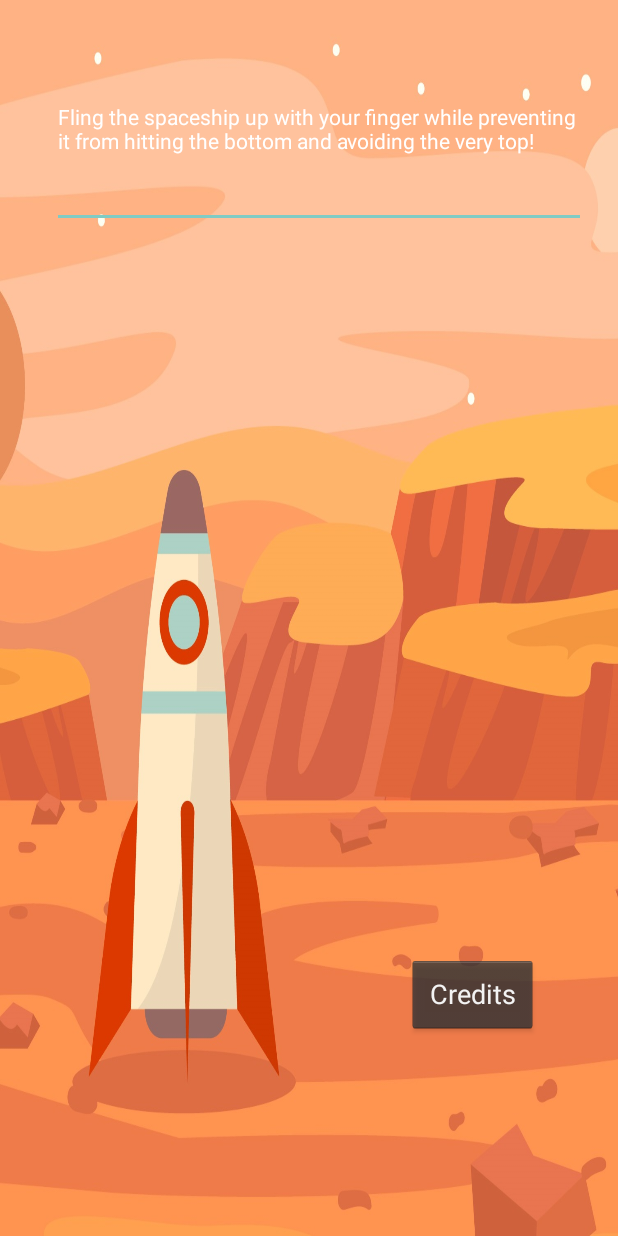
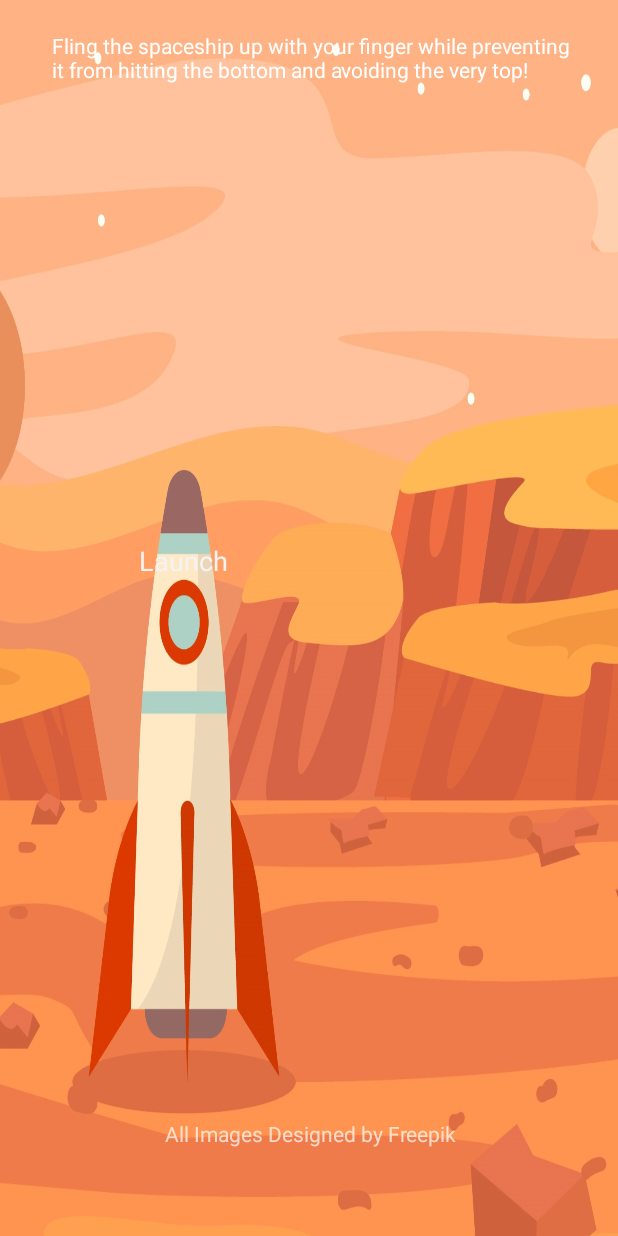
Before and after one commit to Cameron39/HeartlessGravity, an Android app: the screen it shows after launch (MyActivity), on a phone screen of 412 x 824 dp. Run offline under Robolectric (Android 15) with nearby library versions, the phone set to English and light mode, and no system bars.

Commit message:
Removed Credit Button, Intent Add
Credit is now a textview at the bottom, Intent is working on a test basis.

```diff
--- a/app/src/main/AndroidManifest.xml
+++ b/app/src/main/AndroidManifest.xml
@@ -18,6 +18,7 @@
                 <category android:name="android.intent.category.LAUNCHER" />
             </intent-filter>
         </activity>
+        <activity android:name=".GameView" android:parentActivityName=".MyActivity"></activity>
     </application>
 
 </manifest>
--- a/app/src/main/res/layout/activity_main.xml
+++ b/app/src/main/res/layout/activity_main.xml
@@ -7,7 +7,7 @@
     android:background="@drawable/backgroundmain"
     tools:context=".MyActivity">
 
-    <EditText
+    <TextView
         android:id="@+id/txtHelp2"
         android:layout_width="356dp"
         android:layout_height="131dp"
@@ -17,6 +17,8 @@
         android:layout_marginBottom="8dp"
         android:ems="10"
         android:inputType="none"
+        android:selectAllOnFocus="false"
+        android:singleLine="false"
         android:text="@string/HelpText"
         android:textAppearance="@android:style/TextAppearance.DeviceDefault.Inverse"
         android:textColor="@color/colorAccent"
@@ -31,31 +33,35 @@
         android:id="@+id/btnlaunch"
         style="@android:style/Widget.Holo.Button"
         android:layout_width="129dp"
-        android:layout_height="287dp"
+        android:layout_height="331dp"
         android:layout_marginStart="8dp"
         android:layout_marginTop="208dp"
         android:layout_marginEnd="8dp"
+        android:background="@android:color/transparent"
+        android:onClick="startGame"
         android:text="@string/launch"
-        android:visibility="invisible"
+        android:visibility="visible"
         app:layout_constraintEnd_toEndOf="parent"
         app:layout_constraintHorizontal_bias="0.184"
         app:layout_constraintStart_toStartOf="parent"
         app:layout_constraintTop_toTopOf="parent" />
 
-    <Button
-        android:id="@+id/btnCredits"
-        style="@android:style/Widget.Holo.Button"
-        android:layout_width="87dp"
-        android:layout_height="52dp"
+    <TextView
+        android:id="@+id/txtCredit"
+        android:layout_width="264dp"
+        android:layout_height="wrap_content"
         android:layout_marginStart="8dp"
         android:layout_marginTop="8dp"
         android:layout_marginEnd="8dp"
-        android:layout_marginBottom="8dp"
-        android:text="@string/credits"
+        android:ems="10"
+        android:inputType="none"
+        android:text="@string/imageCredit"
+        android:textAlignment="center"
         app:layout_constraintBottom_toBottomOf="parent"
         app:layout_constraintEnd_toEndOf="parent"
-        app:layout_constraintHorizontal_bias="0.854"
+        app:layout_constraintHorizontal_bias="0.503"
         app:layout_constraintStart_toStartOf="parent"
-        app:layout_constraintTop_toBottomOf="@+id/txtHelp2"
-        app:layout_constraintVertical_bias="0.789" />
+        app:layout_constraintTop_toBottomOf="@+id/btnlaunch"
+        app:layout_constraintVertical_bias="0.771" />
+
 </android.support.constraint.ConstraintLayout>
--- a/app/src/main/res/layout/gameview.xml
+++ b/app/src/main/res/layout/gameview.xml
@@ -3,4 +3,9 @@
     android:layout_width="match_parent"
     android:layout_height="match_parent">
 
+    <TextView
+        android:id="@+id/txtTest"
+        android:layout_width="wrap_content"
+        android:layout_height="wrap_content"
+        android:layout_weight="1" />
 </LinearLayout>
--- a/app/src/main/res/values/strings.xml
+++ b/app/src/main/res/values/strings.xml
@@ -4,4 +4,5 @@
     <string name="help">Help</string>
     <string name="credits">Credits</string>
     <string name="HelpText">Fling the spaceship up with your finger while preventing it from hitting the bottom and avoiding the very top!</string>
+    <string name="imageCredit">All Images Designed by Freepik</string>
 </resources>
```
Also changed, not shown: app/src/main/java/com/example/cameron/heartlessgravity/GameView.java (+22 -1 lines), app/src/main/java/com/example/cameron/heartlessgravity/MyActivity.java (+10 -0 lines).
